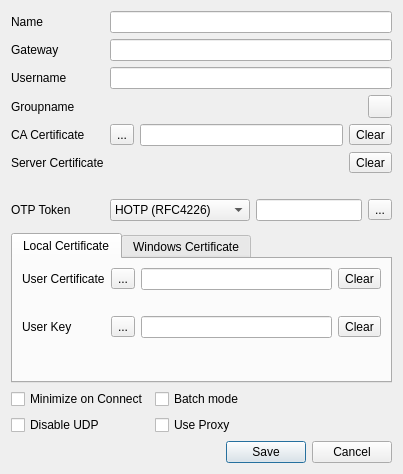
Old version of the form editdialog.ui in the repository openconnect/openconnect-gui.
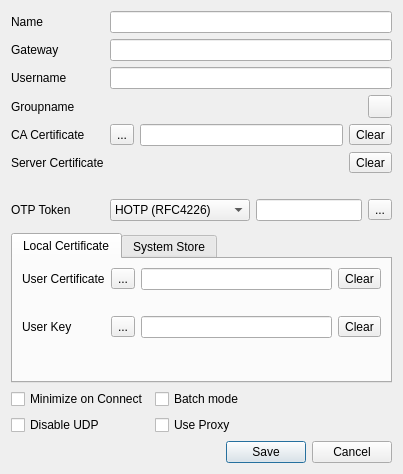
New version of the form. Icons and pictures are not drawn.

Commit message: rename 'Windows Certificate' Menu to 'System Store'

The edit to the form file:
```diff
--- a/editdialog.ui
+++ b/editdialog.ui
@@ -420,7 +420,7 @@
        </widget>
        <widget class="QWidget" name="tab_6">
         <attribute name="title">
-         <string>Windows Certificate</string>
+         <string>System Store</string>
         </attribute>
         <layout class="QFormLayout" name="formLayout_3">
          <property name="fieldGrowthPolicy">
```
